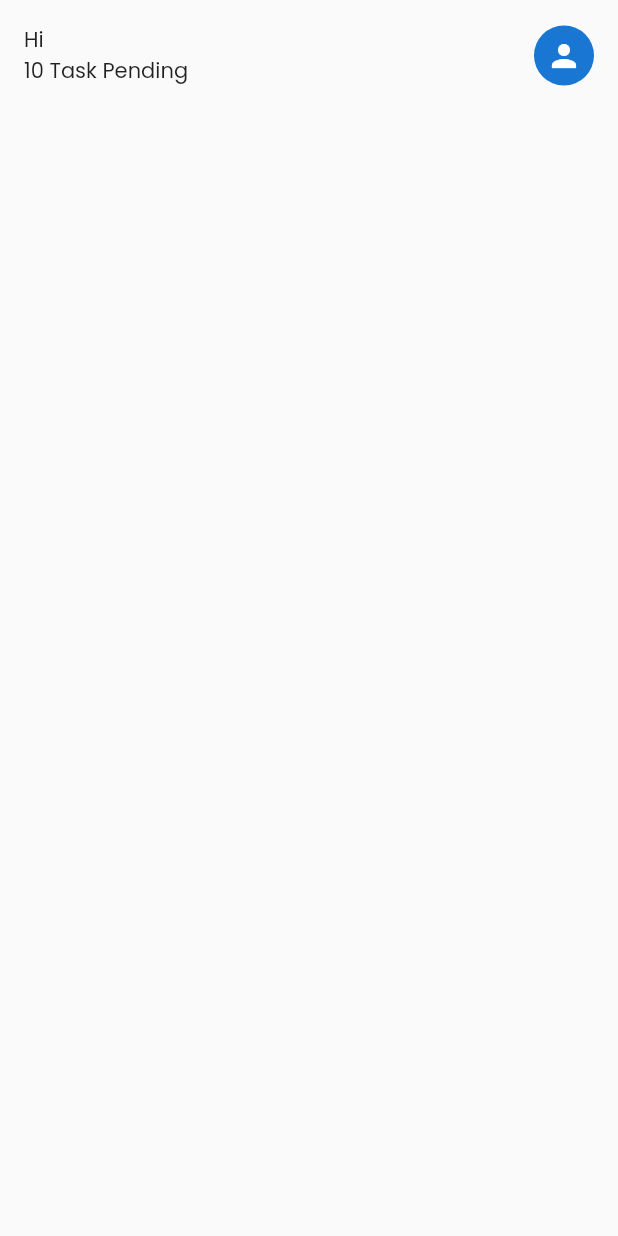
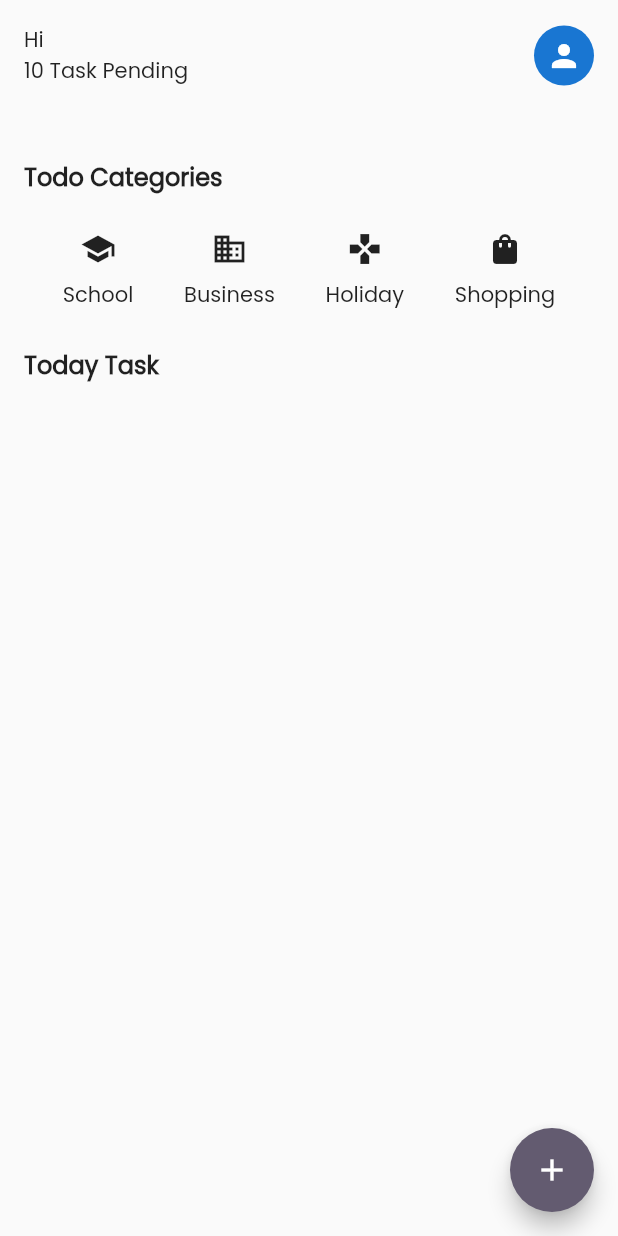
Before and after one commit to heyjuns/flutter_submission, a Flutter app: the LoginScreen screen opened directly, after a tap on "Sign In", on a phone screen of 412 x 824 dp. Run offline on Flutter 3.47's test engine with Material 2 defaults, Android fonts, the phone set to English and light mode, and no system bars; statements that could not run were skipped.

Commit message:
update source

```diff
--- a/lib/home_screen.dart
+++ b/lib/home_screen.dart
@@ -6,11 +6,27 @@ class HomeScreen extends StatelessWidget {
 
   @override
   Widget build(BuildContext context) {
+    _showSnackBar(String message) {
+      return ScaffoldMessenger.of(context).showSnackBar(SnackBar(
+        content: Text(message),
+        duration: const Duration(seconds: 1),
+      ));
+    }
+
     return Scaffold(
+      floatingActionButton: FloatingActionButton(
+        onPressed: () {
+          _showSnackBar('TODO: add todo item');
+        },
+        child: const Icon(Icons.add),
+      ),
       body: SafeArea(
         child: SingleChildScrollView(
           padding: const EdgeInsets.all(16),
-          child: Row(
+          child: Column(
+            crossAxisAlignment: CrossAxisAlignment.start,
+            children: [
+              Row(
                 mainAxisAlignment: MainAxisAlignment.spaceBetween,
                 children: [
                   Column(
@@ -24,7 +40,35 @@ class HomeScreen extends StatelessWidget {
                   ),
                   const CircleAvatar(
                     child: Icon(Icons.person_sharp),
-              )
+                  ),
+                ],
+              ),
+              const SizedBox(
+                height: 32,
+              ),
+              const TitleSection(title: 'Todo Categories', fontSize: 16.0),
+              Row(
+                mainAxisAlignment: MainAxisAlignment.spaceEvenly,
+                children: const [
+                  IconLabel(
+                    icon: Icon(Icons.school),
+                    label: 'School',
+                  ),
+                  IconLabel(
+                    icon: Icon(Icons.business),
+                    label: 'Business',
+                  ),
+                  IconLabel(
+                    icon: Icon(Icons.games),
+                    label: 'Holiday',
+                  ),
+                  IconLabel(
+                    icon: Icon(Icons.shopping_bag),
+                    label: 'Shopping',
+                  ),
+                ],
+              ),
+              const TitleSection(title: 'Today Task', fontSize: 16.0),
             ],
           ),
         ),
@@ -32,3 +76,93 @@ class HomeScreen extends StatelessWidget {
     );
   }
 }
+
+class IconLabel extends StatelessWidget {
+  final Icon icon;
+  final String label;
+  const IconLabel({
+    Key? key,
+    required this.icon,
+    required this.label,
+  }) : super(key: key);
+
+  @override
+  Widget build(BuildContext context) {
+    return InkWell(
+      borderRadius: BorderRadius.circular(16),
+      onTap: () {},
+      child: Container(
+        padding: const EdgeInsets.all(8),
+        child: Column(
+          children: [
+            icon,
+            const SizedBox(
+              height: 8,
+            ),
+            Text(label),
+          ],
+        ),
+      ),
+    );
+  }
+}
+
+class CardImage extends StatelessWidget {
+  final String title;
+  final String subtitle;
+  final String imagePath;
+  const CardImage({
+    Key? key,
+    required this.title,
+    required this.subtitle,
+    required this.imagePath,
+  }) : super(key: key);
+
+  @override
+  Widget build(BuildContext context) {
+    return Card(
+      child: SizedBox(
+        width: 200,
+        child: Padding(
+          padding: const EdgeInsets.all(16),
+          child:
+              Column(crossAxisAlignment: CrossAxisAlignment.start, children: [
+            TitleSection(title: title, fontSize: 14.0),
+            Text(subtitle),
+            const SizedBox(
+              height: 8,
+            ),
+            Image.asset(
+              imagePath,
+              fit: BoxFit.cover,
+            ),
+          ]),
+        ),
+      ),
+    );
+  }
+}
+
+class TitleSection extends StatelessWidget {
+  final String title;
+  final double fontSize;
+  const TitleSection({
+    Key? key,
+    required this.title,
+    required this.fontSize,
+  }) : super(key: key);
+
+  @override
+  Widget build(BuildContext context) {
+    return Container(
+      margin: const EdgeInsets.symmetric(vertical: 16.0),
+      child: Text(
+        title,
+        style: TextStyle(
+            fontSize: fontSize,
+            fontWeight: FontWeight.bold,
+            color: Colors.black87),
+      ),
+    );
+  }
+}
--- a/lib/login_screen.dart
+++ b/lib/login_screen.dart
@@ -122,14 +122,16 @@ class _LoginScreenState extends State<LoginScreen> {
                   ),
                   RichText(
                     textAlign: TextAlign.center,
-                    text: const TextSpan(
+                    text: TextSpan(
                       text: 'not a member? ',
-                      style: TextStyle(color: Colors.black, fontSize: 12),
+                      style: const TextStyle(color: Colors.black, fontSize: 12),
                       children: <TextSpan>[
                         TextSpan(
                           text: ' Sign up',
-                          style:
-                              TextStyle(color: Colors.blueAccent, fontSize: 12),
+                          recognizer: TapGestureRecognizer()
+                            ..onTap = () => _showSnackBar('TODO: Sign up'),
+                          style: const TextStyle(
+                              color: Colors.blueAccent, fontSize: 12),
                         )
                       ],
                     ),
```
Also changed, not shown: images/icon.png, images/illustration-1.png (added), images/illustration-2.png (added), images/illustration-3.png (added), images/illustration-4.png (added), images/notif.png (added). Lines whose indentation alone changed are shown as unchanged.
